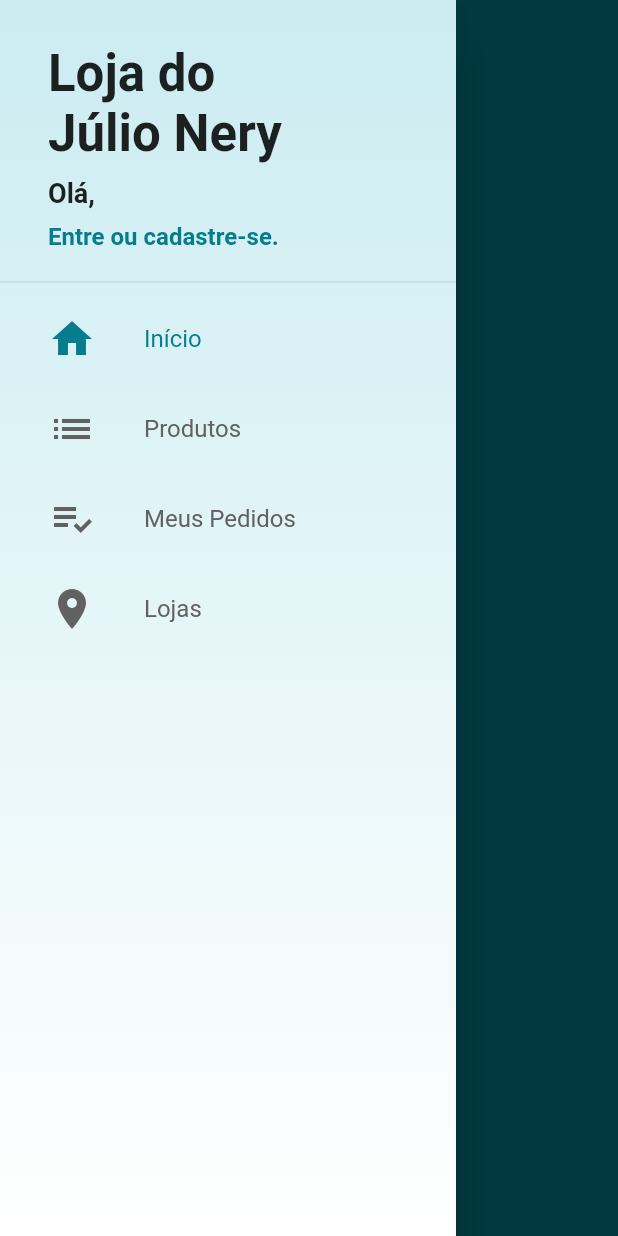
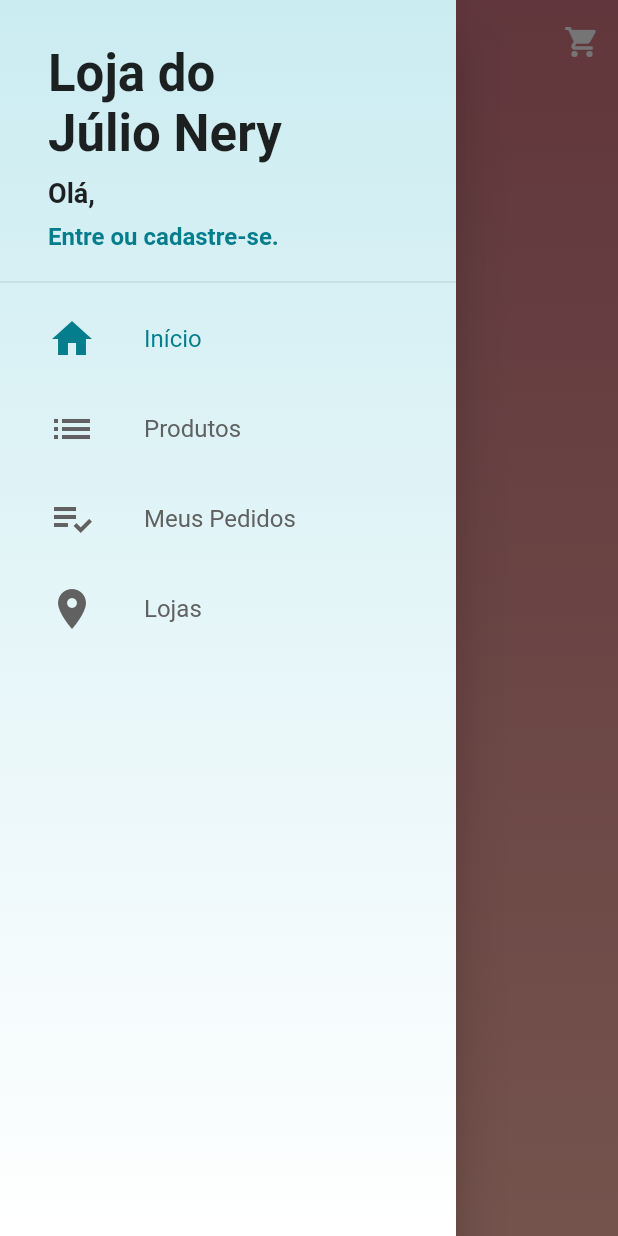
Before and after one commit to julionery/flutter-loja-virtual, a Flutter app: the screen it shows after launch, with the side drawer open, on a phone screen of 412 x 824 dp. Run offline on Flutter 3.47's test engine with Material 2 defaults, Android fonts, the phone set to English and light mode, and no system bars; our stand-ins replace carousel_pro, cloud_firestore, firebase_auth, transparent_image; accounts and stored records are empty.

Commit message:
criando tela home

```diff
--- a/lib/main.dart
+++ b/lib/main.dart
@@ -1,5 +1,6 @@
 import 'package:flutter/material.dart';
 import 'package:lojavirtual/models/managers/cart_manager.dart';
+import 'package:lojavirtual/models/managers/home_manager.dart';
 import 'package:lojavirtual/models/managers/product_manager.dart';
 import 'package:lojavirtual/models/managers/user_manager.dart';
 import 'package:lojavirtual/models/product.dart';
@@ -25,6 +26,10 @@ class MyApp extends StatelessWidget {
         ),
         ChangeNotifierProvider(
           create: (_) => ProductManager(),
+          lazy: false,
+        ),
+        ChangeNotifierProvider(
+          create: (_) => HomeManager(),
           lazy: false,
         ),
         ChangeNotifierProxyProvider<UserManager, CartManager>(
--- /dev/null
+++ b/lib/models/managers/home_manager.dart
@@ -0,0 +1,23 @@
+import 'package:cloud_firestore/cloud_firestore.dart';
+import 'package:flutter/cupertino.dart';
+import 'package:lojavirtual/models/section.dart';
+
+class HomeManager extends ChangeNotifier {
+  HomeManager() {
+    _loadSections();
+  }
+
+  List<Section> sections = [];
+
+  final Firestore firestore = Firestore.instance;
+
+  Future<void> _loadSections() async {
+    firestore.collection('home').snapshots().listen((snapshot) {
+      sections.clear();
+      for (final DocumentSnapshot document in snapshot.documents) {
+        sections.add(Section.fromDocument(document));
+      }
+      notifyListeners();
+    });
+  }
+}
--- /dev/null
+++ b/lib/models/section.dart
@@ -0,0 +1,22 @@
+import 'package:cloud_firestore/cloud_firestore.dart';
+import 'package:lojavirtual/models/section_item.dart';
+
+class Section {
+  Section.fromDocument(DocumentSnapshot document) {
+    name = document.data['name'] as String;
+    type = document.data['type'] as String;
+    items = (document.data['items'] as List)
+        .map((i) => SectionItem.fromMap(i as Map<String, dynamic>))
+        .toList();
+  }
+
+  String name;
+  String type;
+
+  List<SectionItem> items;
+
+  @override
+  String toString() {
+    return 'Section{name: $name, type: $type, items: $items}';
+  }
+}
--- a/lib/ui/screens/base/base_screen.dart
+++ b/lib/ui/screens/base/base_screen.dart
@@ -1,6 +1,7 @@
 import 'package:flutter/material.dart';
 import 'file:///D:/GitHub/flutter-loja-virtual/lib/models/managers/page_manager.dart';
 import 'package:lojavirtual/ui/common/custom_drawer/custom_drawer.dart';
+import 'package:lojavirtual/ui/screens/home/home_screen.dart';
 import 'package:lojavirtual/ui/screens/products/products_screen.dart';
 import 'package:provider/provider.dart';
 
@@ -15,12 +16,7 @@ class BaseScreen extends StatelessWidget {
         controller: pageController,
         physics: const NeverScrollableScrollPhysics(),
         children: [
-          Scaffold(
-            drawer: CustomDrawer(),
-            appBar: AppBar(
-              title: const Text('Home 1'),
-            ),
-          ),
+          HomeScreen(),
           ProductsScreen(),
           Scaffold(
             drawer: CustomDrawer(),
--- /dev/null
+++ b/lib/ui/screens/home/home_screen.dart
@@ -0,0 +1,66 @@
+import 'package:flutter/material.dart';
+import 'package:lojavirtual/models/managers/home_manager.dart';
+import 'package:lojavirtual/ui/common/custom_drawer/custom_drawer.dart';
+import 'package:lojavirtual/ui/screens/home/components/section_list.dart';
+import 'package:lojavirtual/ui/screens/home/components/section_staggered.dart';
+import 'package:provider/provider.dart';
+
+class HomeScreen extends StatelessWidget {
+  @override
+  Widget build(BuildContext context) {
+    return Scaffold(
+      drawer: CustomDrawer(),
+      body: Stack(
+        children: [
+          Container(
+            decoration: const BoxDecoration(
+                gradient: LinearGradient(colors: [
+              Color.fromARGB(255, 211, 118, 130),
+              Color.fromARGB(255, 253, 181, 168)
+            ], begin: Alignment.topCenter, end: Alignment.bottomCenter)),
+          ),
+          CustomScrollView(
+            slivers: [
+              SliverAppBar(
+                snap: true,
+                floating: true,
+                elevation: 0,
+                backgroundColor: Colors.transparent,
+                flexibleSpace: const FlexibleSpaceBar(
+                  title: Text('Loja do Júlio'),
+                  centerTitle: true,
+                ),
+                actions: [
+                  IconButton(
+                    icon: const Icon(Icons.shopping_cart),
+                    color: Colors.white,
+                    onPressed: () => Navigator.of(context).pushNamed('/cart'),
+                  )
+                ],
+              ),
+              Consumer<HomeManager>(
+                builder: (_, homeManager, __) {
+                  final List<Widget> children =
+                      homeManager.sections.map<Widget>((section) {
+                    switch (section.type) {
+                      case 'List':
+                        return SectionList(section);
+                      case 'Staggered':
+                        return SectionStaggered(section);
+                      default:
+                        return Container();
+                    }
+                  }).toList();
+
+                  return SliverList(
+                    delegate: SliverChildListDelegate(children),
+                  );
+                },
+              )
+            ],
+          ),
+        ],
+      ),
+    );
+  }
+}
--- a/pubspec.yaml
+++ b/pubspec.yaml
@@ -33,6 +33,8 @@ dependencies:
   firebase_storage: ^3.1.6
   provider: ^4.1.3
   carousel_pro: ^1.0.0
+  flutter_staggered_grid_view: ^0.3.0
+  transparent_image: ^1.0.0
 
 dev_dependencies:
   flutter_test:
```
Also changed, not shown: lib/models/managers/product_manager.dart (+8 -0 lines), lib/models/section_item.dart (added, +14 -0 lines), lib/ui/screens/home/components/item_tile.dart (added, +34 -0 lines), lib/ui/screens/home/components/section_header.dart (added, +20 -0 lines), lib/ui/screens/home/components/section_list.dart (added, +35 -0 lines), lib/ui/screens/home/components/section_staggered.dart (added, +37 -0 lines), pubspec.lock.
